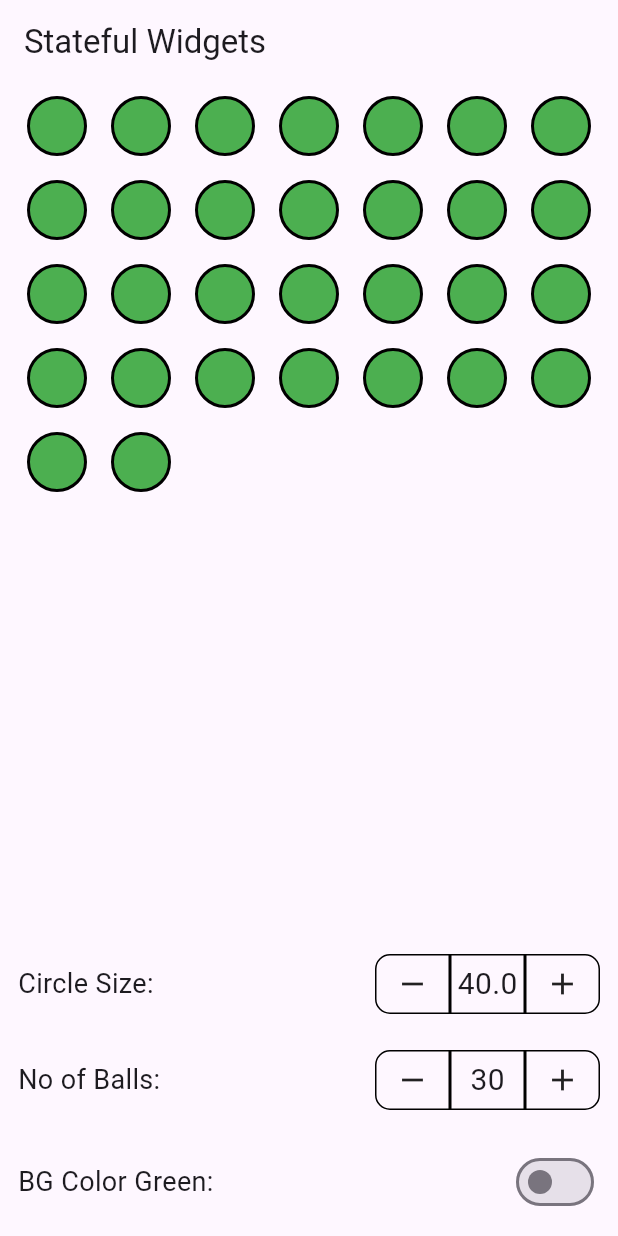
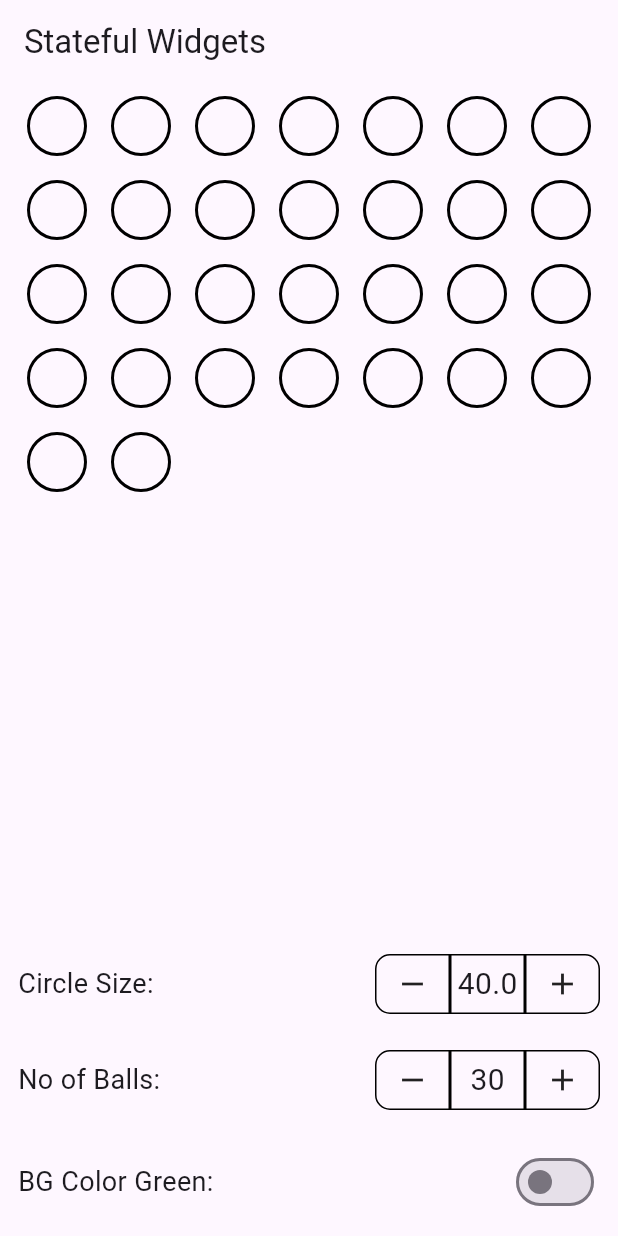
Before and after one commit to arjunQ21/flutter-soch-college, a Flutter app: the screen it shows after launch, on a phone screen of 412 x 824 dp. Run offline on Flutter 3.47's test engine with Material 3 defaults, Android fonts, the phone set to English and light mode, and no system bars.

Commit message:
Day 9: Added Color Change Logic

```diff
--- a/day9/lib/main.dart
+++ b/day9/lib/main.dart
@@ -21,7 +21,7 @@ class HomePage extends StatefulWidget {
 class _HomePageState extends State<HomePage> {
   int noOfBalls = 30;
   double circleSize = 40;
-  bool isBGGreen = true;
+  bool isBGGreen = false;
   @override
   Widget build(BuildContext context) {
     return Scaffold(
@@ -42,7 +42,7 @@ class _HomePageState extends State<HomePage> {
                       height: circleSize,
                       width: circleSize,
                       decoration: BoxDecoration(
-                        color: Colors.green,
+                        color: isBGGreen ? Colors.green : null,
                         border: Border.all(width: 2, color: Colors.black),
                         borderRadius: BorderRadius.circular(circleSize / 2),
                       ),
@@ -228,7 +228,13 @@ class _HomePageState extends State<HomePage> {
                   "BG Color Green:",
                   style: TextStyle(fontSize: 18),
                 ),
-                Switch(value: false, onChanged: (f) {}),
+                Switch(
+                    value: isBGGreen,
+                    onChanged: (changeVakoSwitchKoValue) {
+                      setState(() {
+                        isBGGreen = changeVakoSwitchKoValue;
+                      });
+                    }),
               ],
             ),
           ),
```
